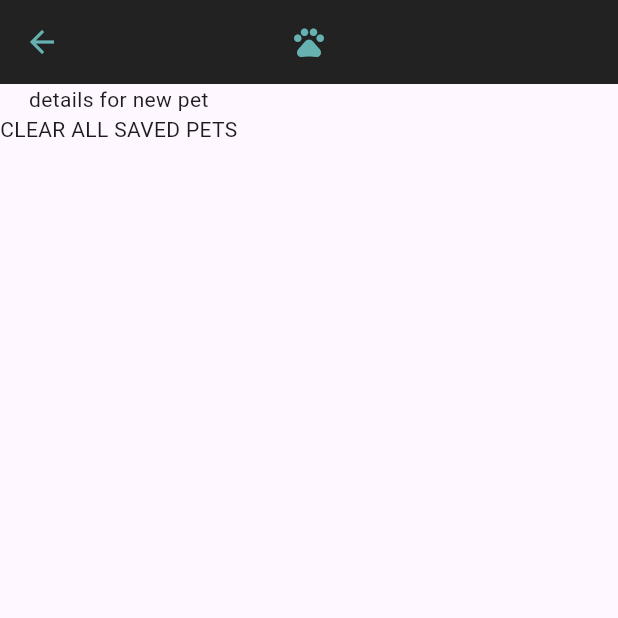
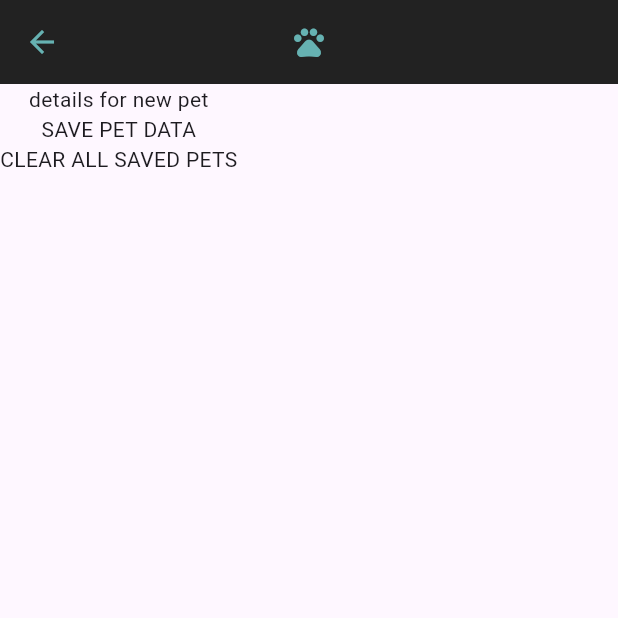
Before and after one commit to xyluphobia/PetProfileApp, a Flutter app: the PetDetailsView screen opened directly, on a phone screen of 412 x 824 dp, the top half of it. Run offline on Flutter 3.47's test engine with Material 3 defaults, Android fonts, the phone set to English and light mode, and no system bars.

Commit message:
Fixed bug causing app to crash if launching with an empty petDetails data file. Added save button to petDetailsView.

```diff
--- a/lib/pet_details_view.dart
+++ b/lib/pet_details_view.dart
@@ -49,11 +49,12 @@ class _PetDetailsViewState extends State<PetDetailsView> {
           ),
       body: Column(
         children: [
+          Text('details for ${newPet ? "new pet" : widget.pet.name}'),
           GestureDetector(
             onTap: () {
               addOrEditPetData();
             },
-            child: Text('details for ${newPet ? "new pet" : widget.pet.name}')
+            child: const Text('SAVE PET DATA')
           ),
 
           GestureDetector(
--- a/lib/pets_view.dart
+++ b/lib/pets_view.dart
@@ -36,7 +36,7 @@ class _PetsViewState extends State<PetsView> {
 
   Widget getPetCard(int index) {
     PetDetails? petDetailsLocal = context.read<FileController>().petDetails;
-    if (index < petDetailsLocal!.data.length && petDetailsLocal.data.isNotEmpty) {
+    if (petDetailsLocal != null && index < petDetailsLocal.data.length) {
       return PetCard(pet: petDetailsLocal.data[index], petIndex: index,);
     }
     else {
```
